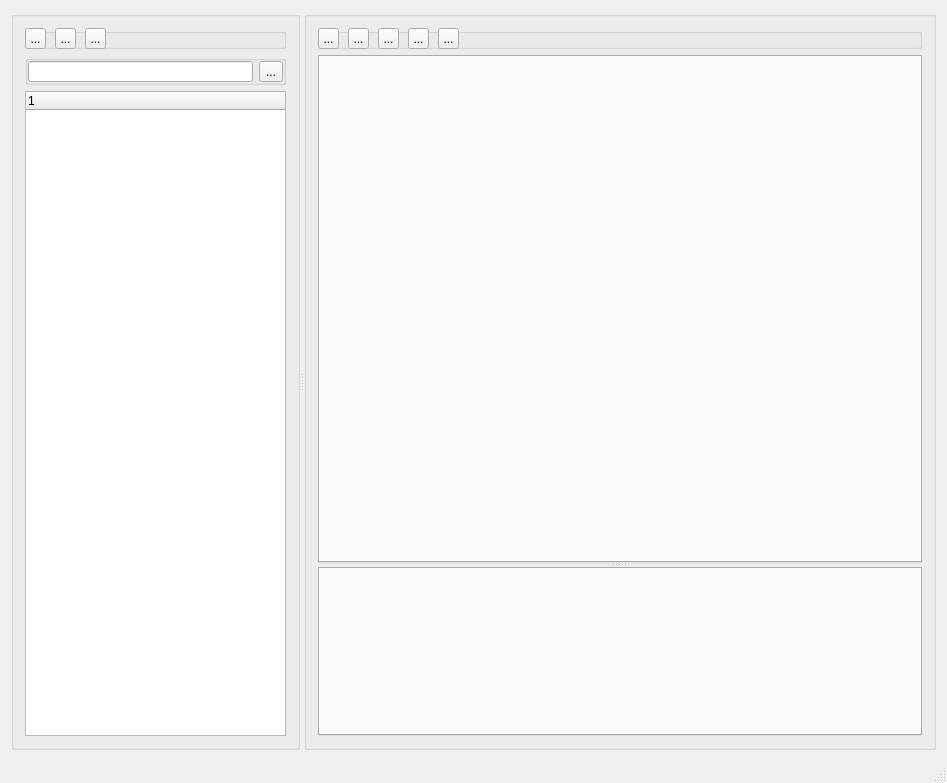
First picture: the form in shader_editor/QtGuiApplication.ui, repository coder965/flame, before the edit.
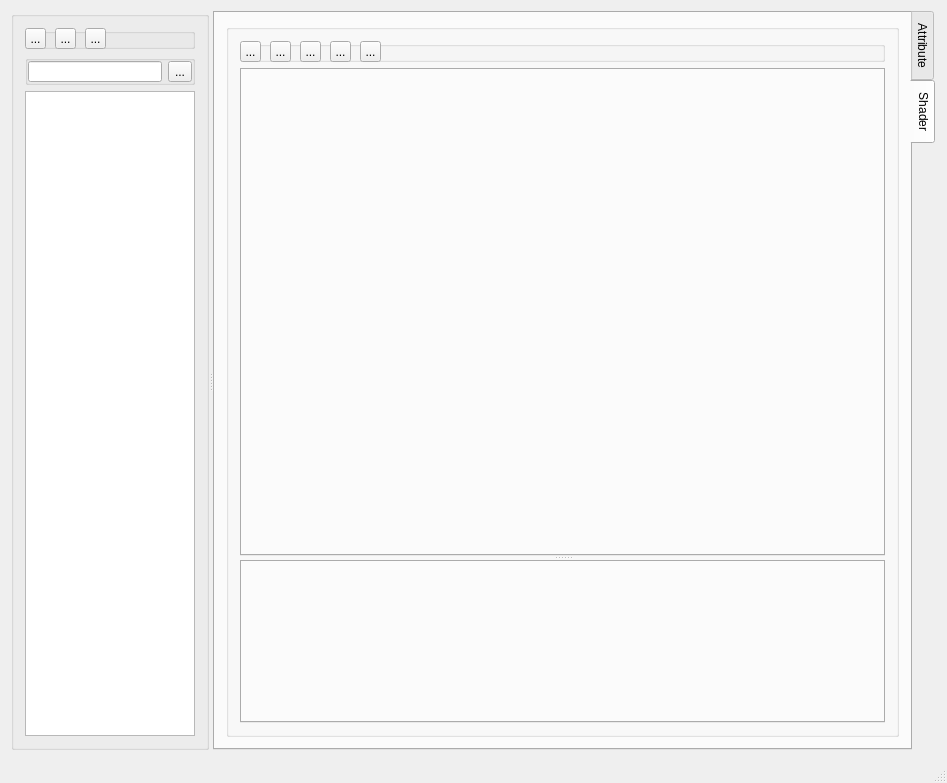
Second picture: the form after the edit. Icons and pictures are not drawn.

Patch:
```diff
--- a/shader_editor/QtGuiApplication.ui
+++ b/shader_editor/QtGuiApplication.ui
@@ -14,7 +14,7 @@
    <string>QtGuiApplication</string>
   </property>
   <widget class="QWidget" name="centralWidget">
-   <layout class="QHBoxLayout" name="horizontalLayout">
+   <layout class="QHBoxLayout" name="horizontalLayout_3">
     <item>
      <widget class="QSplitter" name="splitter">
       <property name="orientation">
@@ -164,16 +164,34 @@
          </widget>
         </item>
         <item>
-         <widget class="QTreeWidget" name="pipelineTree">
-          <column>
-           <property name="text">
-            <string/>
-           </property>
-          </column>
-         </widget>
+         <widget class="QListWidget" name="pipelineList"/>
         </item>
        </layout>
       </widget>
+      <widget class="QTabWidget" name="tabWidget">
+       <property name="sizePolicy">
+        <sizepolicy hsizetype="Expanding" vsizetype="Expanding">
+         <horstretch>5</horstretch>
+         <verstretch>0</verstretch>
+        </sizepolicy>
+       </property>
+       <property name="tabPosition">
+        <enum>QTabWidget::East</enum>
+       </property>
+       <property name="currentIndex">
+        <number>1</number>
+       </property>
+       <widget class="QWidget" name="tab1">
+        <attribute name="title">
+         <string>Attribute</string>
+        </attribute>
+       </widget>
+       <widget class="QWidget" name="tab2">
+        <attribute name="title">
+         <string>Shader</string>
+        </attribute>
+        <layout class="QHBoxLayout" name="horizontalLayout">
+         <item>
       <widget class="QGroupBox" name="groupBox_3">
        <property name="sizePolicy">
         <sizepolicy hsizetype="Preferred" vsizetype="Preferred">
@@ -319,6 +337,10 @@
          </widget>
         </item>
        </layout>
+          </widget>
+         </item>
+        </layout>
+       </widget>
       </widget>
      </widget>
     </item>
```
Lines whose indentation alone changed are shown as unchanged.
